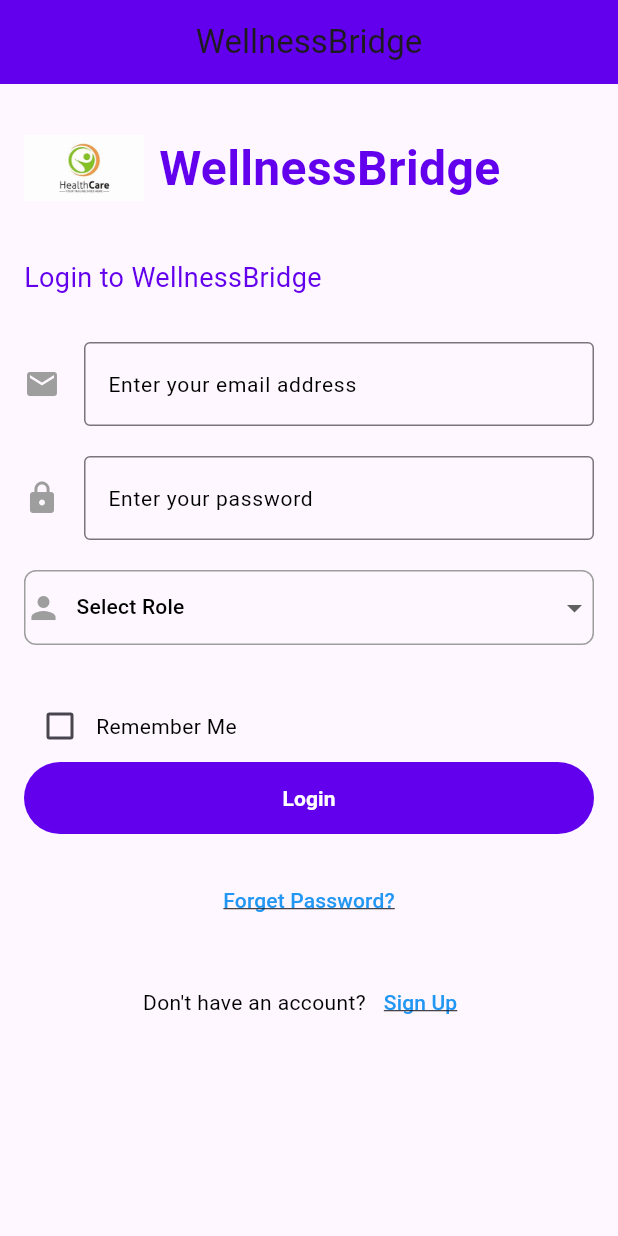
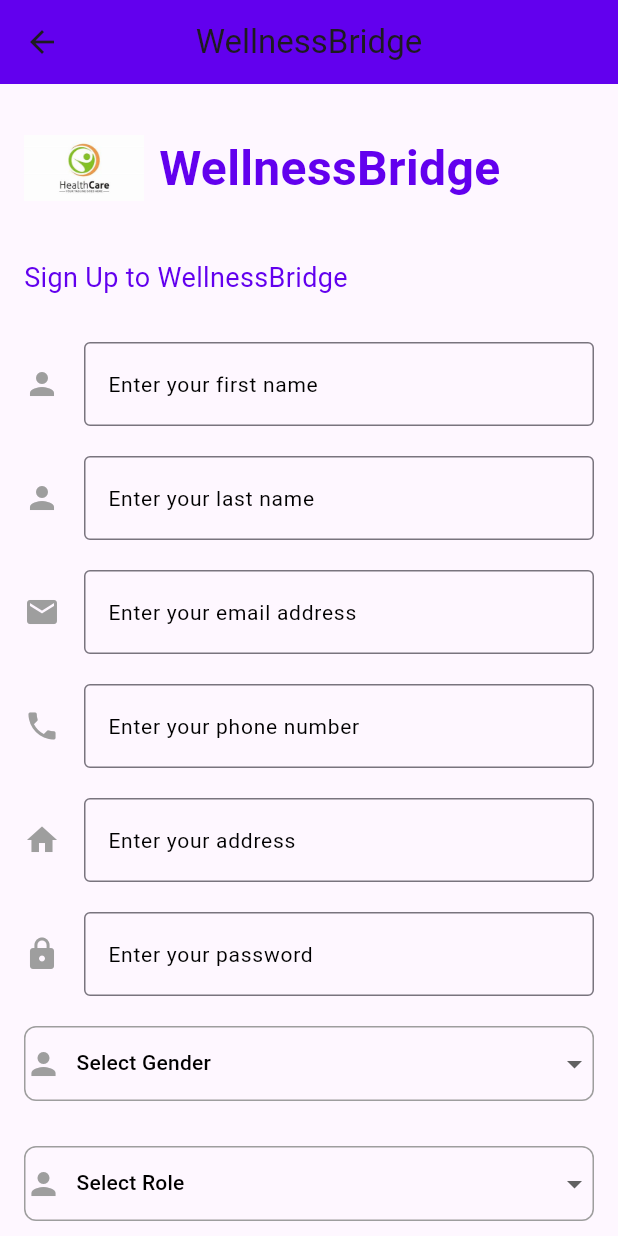
Before and after one commit to jadofils/WellnessBridge, a Flutter app: the screen it shows after launch, after a tap on "Sign Up", on a phone screen of 412 x 824 dp. Run offline on Flutter 3.47's test engine with Material 3 defaults, Android fonts, the phone set to English and light mode, and no system bars.

Commit message:
this is the signup form for healthcare

```diff
--- a/lib/HomePages/login.dart
+++ b/lib/HomePages/login.dart
@@ -1,5 +1,8 @@
 import 'package:flutter/material.dart';
+import 'package:health_assistant_app/HomePages/forgetpassword.dart';
+import 'package:health_assistant_app/HomePages/signup.dart';
 import 'package:health_assistant_app/theme/theme.dart';
+
 
 class LoginPage extends StatefulWidget {
   @override
@@ -162,8 +165,12 @@ class _LoginPageState extends State<LoginPage> {
                 mainAxisAlignment: MainAxisAlignment.center,
                 children: [
                   TextButton(
-                    onPressed: () {
-                      // Navigator.push(context, MaterialPageRoute(builder: (context) => ForgetPasswordPage()));
+                   onPressed: () {
+                      // Navigate to Sign Up Screen
+                      Navigator.push(
+                        context,
+                        MaterialPageRoute(builder: (context) => ForgetPasswordPage()), // Replace with your SignUpPage widget
+                      );
                     },
                     child: Text(
                       'Forget Password?',
@@ -185,7 +192,10 @@ class _LoginPageState extends State<LoginPage> {
                   TextButton(
                     onPressed: () {
                       // Navigate to Sign Up Screen
-                      // Navigator.push(context, MaterialPageRoute(builder: (context) => SignUpPage()));
+                      Navigator.push(
+                        context,
+                        MaterialPageRoute(builder: (context) => SignUpPage()), // Replace with your SignUpPage widget
+                      );
                     },
                     child: Text(
                       'Sign Up',
--- a/lib/HomePages/signup.dart
+++ b/lib/HomePages/signup.dart
@@ -0,0 +1,264 @@
+import 'package:flutter/material.dart';
+import 'package:health_assistant_app/theme/theme.dart';
+
+class SignUpPage extends StatefulWidget {
+  @override
+  _SignUpPageState createState() => _SignUpPageState();
+}
+
+class _SignUpPageState extends State<SignUpPage> {
+  String? _selectedGender; // To store gender selection
+  String? _selectedRole; // To store the selected role
+  bool _agreeToTerms = false; // Checkbox for Terms and Conditions
+
+  // Controllers for text fields
+  final TextEditingController _firstNameController = TextEditingController();
+  final TextEditingController _lastNameController = TextEditingController();
+  final TextEditingController _emailController = TextEditingController();
+  final TextEditingController _phoneController = TextEditingController();
+  final TextEditingController _addressController = TextEditingController();
+  final TextEditingController _passwordController = TextEditingController();
+
+  @override
+  Widget build(BuildContext context) {
+    return Scaffold(
+      appBar: AppBar(
+        title: Text('WellnessBridge'),
+        centerTitle: true,
+        backgroundColor: AppTheme.primaryColor,
+      ),
+      body: SingleChildScrollView(
+        child: Padding(
+          padding: const EdgeInsets.all(16.0),
+          child: Column(
+            crossAxisAlignment: CrossAxisAlignment.start,
+            children: [
+              // Logo and Text in a Row
+              Row(
+                crossAxisAlignment: CrossAxisAlignment.center,
+                children: [
+                  Image.asset(
+                    'assets/uploads/logo.png',
+                    width: 80,
+                    height: 80,
+                  ),
+                  SizedBox(width: 10),
+                  Text(
+                    'WellnessBridge',
+                    style: AppTheme.titleTextStyle.copyWith(fontSize: 32),
+                  ),
+                ],
+              ),
+              SizedBox(height: 20),
+              Text(
+                'Sign Up to WellnessBridge',
+                style: AppTheme.subtitleTextStyle.copyWith(fontSize: 18),
+              ),
+              SizedBox(height: 30),
+
+              // First Name TextField
+              TextField(
+                controller: _firstNameController,
+                decoration: InputDecoration(
+                  icon: Icon(Icons.person, color: Colors.grey),
+                  labelText: 'Enter your first name',
+                  labelStyle: AppTheme.bodyTextStyle,
+                  border: OutlineInputBorder(),
+                ),
+              ),
+              SizedBox(height: 20),
+
+              // Last Name TextField
+              TextField(
+                controller: _lastNameController,
+                decoration: InputDecoration(
+                  icon: Icon(Icons.person, color: Colors.grey),
+                  labelText: 'Enter your last name',
+                  labelStyle: AppTheme.bodyTextStyle,
+                  border: OutlineInputBorder(),
+                ),
+              ),
+              SizedBox(height: 20),
+
+              // Email TextField
+              TextField(
+                controller: _emailController,
+                decoration: InputDecoration(
+                  icon: Icon(Icons.email, color: Colors.grey),
+                  labelText: 'Enter your email address',
+                  labelStyle: AppTheme.bodyTextStyle,
+                  border: OutlineInputBorder(),
+                ),
+              ),
+              SizedBox(height: 20),
+
+              // Phone TextField
+              TextField(
+                controller: _phoneController,
+                decoration: InputDecoration(
+                  icon: Icon(Icons.phone, color: Colors.grey),
+                  labelText: 'Enter your phone number',
+                  labelStyle: AppTheme.bodyTextStyle,
+                  border: OutlineInputBorder(),
+                ),
+              ),
+              SizedBox(height: 20),
+
+              // Address TextField
+              TextField(
+                controller: _addressController,
+                decoration: InputDecoration(
+                  icon: Icon(Icons.home, color: Colors.grey),
+                  labelText: 'Enter your address',
+                  labelStyle: AppTheme.bodyTextStyle,
+                  border: OutlineInputBorder(),
+                ),
+              ),
+              SizedBox(height: 20),
+
+              // Password TextField
+              TextField(
+                controller: _passwordController,
+                obscureText: true,
+                decoration: InputDecoration(
+                  icon: Icon(Icons.lock, color: Colors.grey),
+                  labelText: 'Enter your password',
+                  labelStyle: AppTheme.bodyTextStyle,
+                  border: OutlineInputBorder(),
+                ),
+              ),
+              SizedBox(height: 20),
+
+              // Gender Dropdown
+              Container(
+                decoration: BoxDecoration(
+                  border: Border.all(color: Colors.grey),
+                  borderRadius: BorderRadius.circular(8),
+                ),
+                child: DropdownButton<String>(
+                  value: _selectedGender,
+                  items: <String>['Male', 'Female', 'Other']
+                      .map<DropdownMenuItem<String>>((String value) {
+                    return DropdownMenuItem<String>(
+                      value: value,
+                      child: Row(
+                        children: [
+                          Icon(Icons.person, color: Colors.grey),
+                          SizedBox(width: 10),
+                          Text(value, style: AppTheme.bodyTextStyle),
+                        ],
+                      ),
+                    );
+                  }).toList(),
+                  onChanged: (String? newValue) {
+                    setState(() {
+                      _selectedGender = newValue;
+                    });
+                  },
+                  isExpanded: true,
+                  hint: Row(
+                    children: [
+                      Icon(Icons.person, color: Colors.grey),
+                      SizedBox(width: 10),
+                      Text('Select Gender', style: AppTheme.bodyTextStyle),
+                    ],
+                  ),
+                  icon: Icon(Icons.arrow_drop_down),
+                  underline: SizedBox(),
+                ),
+              ),
+              SizedBox(height: 30),
+
+              // Role Dropdown
+              Container(
+                decoration: BoxDecoration(
+                  border: Border.all(color: Colors.grey),
+                  borderRadius: BorderRadius.circular(8),
+                ),
+                child: DropdownButton<String>(
+                  value: _selectedRole,
+                  items: <String>['Umunyabuzima', 'Parent', 'Admin']
+                      .map<DropdownMenuItem<String>>((String value) {
+                    return DropdownMenuItem<String>(
+                      value: value,
+                      child: Row(
+                        children: [
+                          Icon(Icons.person, color: Colors.grey),
+                          SizedBox(width: 10),
+                          Text(value, style: AppTheme.bodyTextStyle),
+                        ],
+                      ),
+                    );
+                  }).toList(),
+                  onChanged: (String? newValue) {
+                    setState(() {
+                      _selectedRole = newValue;
+                    });
+                  },
+                  isExpanded: true,
+                  hint: Row(
+                    children: [
+                      Icon(Icons.person, color: Colors.grey),
+                      SizedBox(width: 10),
+                      Text('Select Role', style: AppTheme.bodyTextStyle),
+                    ],
+                  ),
+                  icon: Icon(Icons.arrow_drop_down),
+                  underline: SizedBox(),
+                ),
+              ),
+              SizedBox(height: 30),
+
+              // Agree to Terms Checkbox
+              Row(
+                children: [
+                  Checkbox(
+                    value: _agreeToTerms,
+                    onChanged: (bool? value) {
+                      setState(() {
+                        _agreeToTerms = value ?? false;
+                      });
+                    },
+                  ),
+                  Text("I agree to the terms and conditions", style: AppTheme.bodyTextStyle),
+                ],
+              ),
+
+              // Sign Up Button
+              TextButton(
+                onPressed: () {
+                  // Handle sign up action here
+                  if (_agreeToTerms && _firstNameController.text.isNotEmpty &&
+                      _lastNameController.text.isNotEmpty &&
+                      _emailController.text.isNotEmpty &&
+                      _phoneController.text.isNotEmpty &&
+                      _addressController.text.isNotEmpty &&
+                      _passwordController.text.isNotEmpty &&
+                      _selectedGender != null &&
+                      _selectedRole != null) {
+                    print("Sign Up successful!");
+                    // Implement actual sign-up logic here
+                  } else {
+                    print("Please fill all fields and agree to terms.");
+                  }
+                },
+                style: TextButton.styleFrom(
+                  backgroundColor: AppTheme.buttonColor,
+                  minimumSize: Size(double.infinity, 48),
+                  padding: EdgeInsets.symmetric(vertical: 12, horizontal: 20),
+                ),
+                child: Text(
+                  "Sign Up",
+                  style: AppTheme.bodyTextStyle.copyWith(
+                    color: AppTheme.buttonTextColor,
+                    fontWeight: FontWeight.bold,
+                  ),
+                ),
+              ),
+            ],
+          ),
+        ),
+      ),
+    );
+  }
+}
```
Also changed, not shown: lib/HomePages/forgetpassword.dart (+123 -0 lines).
